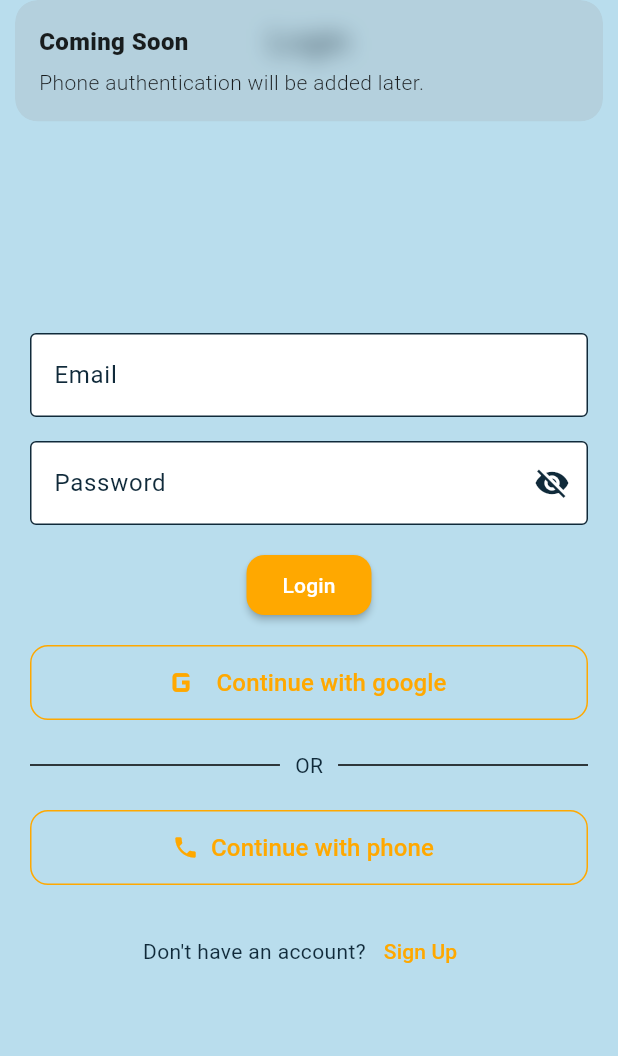
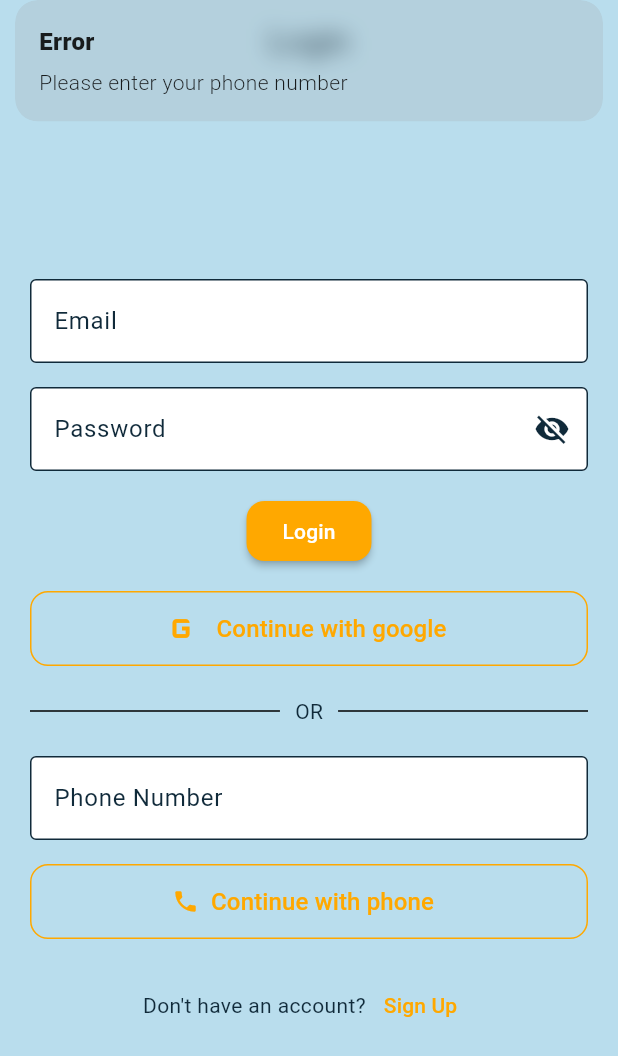
Before and after one commit to maaz962/shop-flow, a Flutter app: the screen it shows after launch, after a tap on "Continue with phone", on a phone screen of 412 x 824 dp. Shown: the top 1056 px of the screen. Run offline on Flutter 3.47's test engine with Material 3 defaults, Android fonts, the phone set to English and light mode, and no system bars; our stand-ins replace dio, firebase_auth, firebase_core, get, google_sign_in, shared_preferences and 1 more; accounts and stored records are empty.

Commit message:
phone verification android

```diff
--- a/lib/app/routes/app_pages.dart
+++ b/lib/app/routes/app_pages.dart
@@ -1,6 +1,7 @@
 import 'package:shop_flow_app/main.dart';
 import 'package:get/get.dart';
 import 'package:shop_flow_app/views/auth/login_screen.dart';
+import 'package:shop_flow_app/views/auth/otp_screen.dart';
 import 'package:shop_flow_app/views/auth/signup_screen.dart';
 import 'package:shop_flow_app/views/products/edit_product_screen.dart';
 import '../../views/home/home_screen.dart';
@@ -60,5 +61,12 @@ class AppPages {
       name: AppRoutes.wishlist,
       page: () => const WishlistScreen(),
     ),
+
+    GetPage(
+        name: AppRoutes.otp,
+        page: () => const OtpScreen(),
+    ),
+
+
   ];
 }
--- a/lib/app/routes/app_routes.dart
+++ b/lib/app/routes/app_routes.dart
@@ -8,4 +8,5 @@ class AppRoutes {
   static const productDetails = '/product-details';
   static const signup = '/signup';
   static const wishlist = '/wishlist';
+  static const otp = '/otp';
 }
--- a/lib/views/auth/login_screen.dart
+++ b/lib/views/auth/login_screen.dart
@@ -17,10 +17,13 @@ class _LoginScreenState extends State<LoginScreen> {
   final AuthController authController = Get.find<AuthController>();
   bool isPasswordHidden = true;
 
+  final phoneController = TextEditingController();
+
   @override
   void dispose() {
     emailController.dispose();
     passwordController.dispose();
+    phoneController.dispose();
     super.dispose();
   }
 
@@ -135,18 +138,46 @@ class _LoginScreenState extends State<LoginScreen> {
 
             const SizedBox(height: 20),
 
+            TextField(
+              controller: phoneController,
+              keyboardType: TextInputType.phone,
+              decoration: const InputDecoration(
+                labelText: 'Phone Number',
+                hintText: '+923001234567',
+                border: OutlineInputBorder(),
+              ),
+            ),
+
+            const SizedBox(height: 16,),
+
             // phone login
             SizedBox(
               width: double.infinity,
               height: 50,
 
+
+
               child: OutlinedButton.icon(
-                onPressed: () {
-                  // phone authentication, we will implement it later.
-                  Get.snackbar(
-                    'Coming Soon',
-                    'Phone authentication will be added later.',
-                  );
+                onPressed: () async{
+                  final phone = phoneController.text.trim();
+
+                  if(phone.isEmpty){
+                    Get.snackbar('Error',
+                        'Please enter your phone number',
+                    );
+                    return;
+                  }
+
+                  final success = await authController.sendOtp(phone);
+                  if(success){
+                    Get.toNamed(AppRoutes.otp);
+                  } else {
+                    Get.snackbar(
+                      'OTP Failed',
+                      authController.errorMessage.value,
+                    );
+                  }
+
                 },
                 icon: const Icon(Icons.phone),
 
```
Also changed, not shown: lib/controllers/auth_controller.dart (+47 -0 lines), lib/services/auth_service.dart (+29 -0 lines), lib/views/auth/otp_screen.dart (added, +83 -0 lines).
